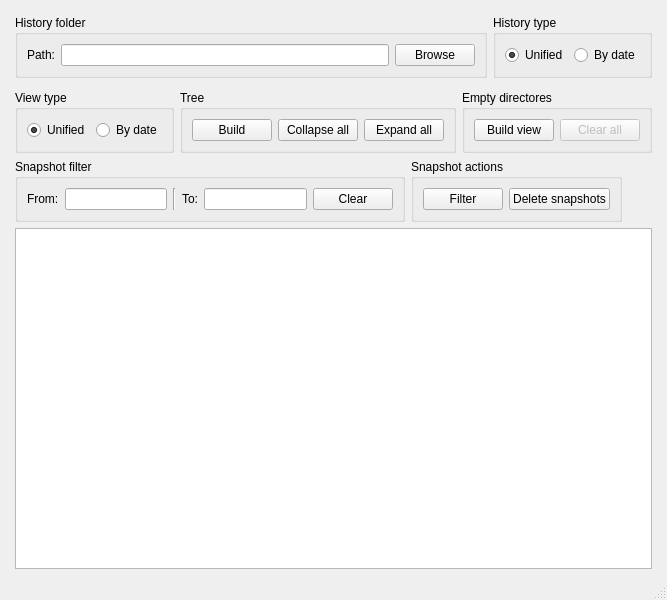
Above: gui/history.ui from mixeme/Columbo before the change. Below: the same form after it.
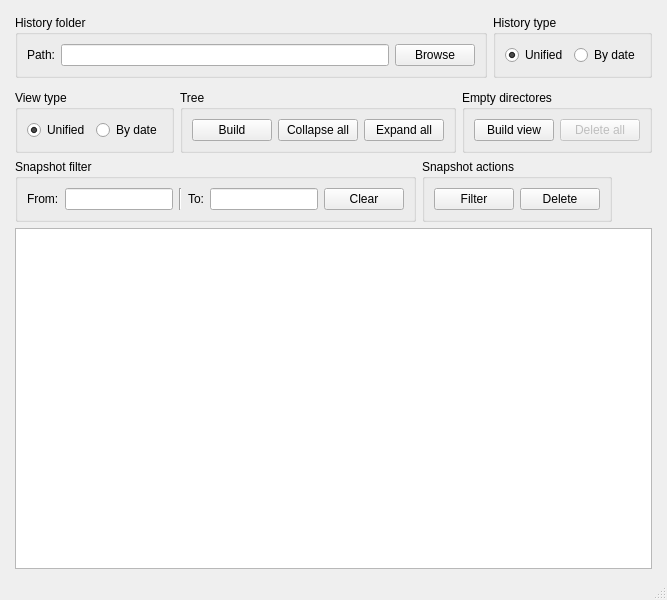
That is the form after the change.

Commit message: Change buttons text

What changed in the file:
```diff
--- a/gui/history.ui
+++ b/gui/history.ui
@@ -187,7 +187,7 @@
             <bool>false</bool>
            </property>
            <property name="text">
-            <string>Clear all</string>
+            <string>Delete all</string>
            </property>
           </widget>
          </item>
@@ -276,7 +276,7 @@
          <item>
           <widget class="QPushButton" name="delete_button">
            <property name="text">
-            <string>Delete snapshots</string>
+            <string>Delete</string>
            </property>
           </widget>
          </item>
```
